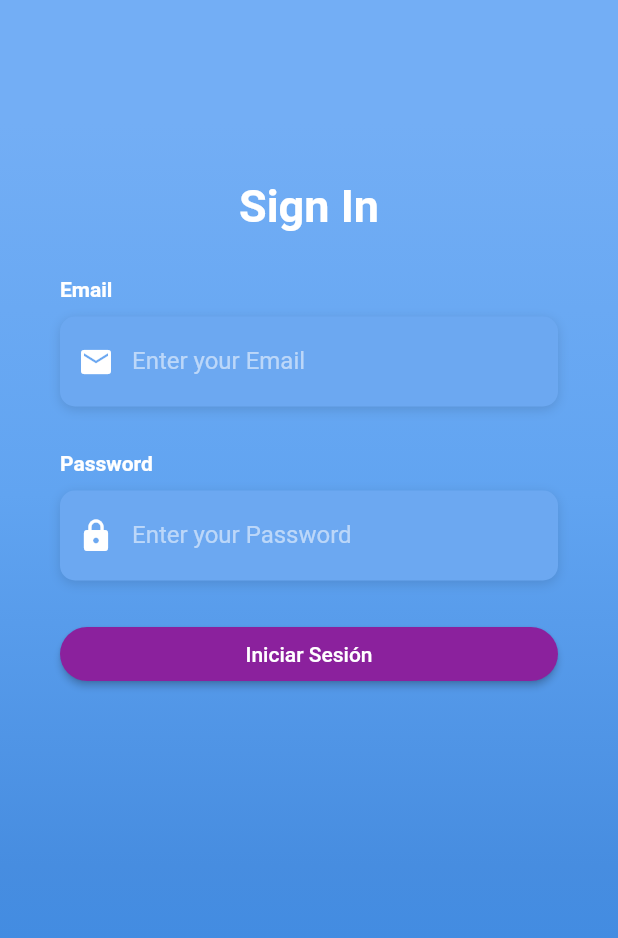
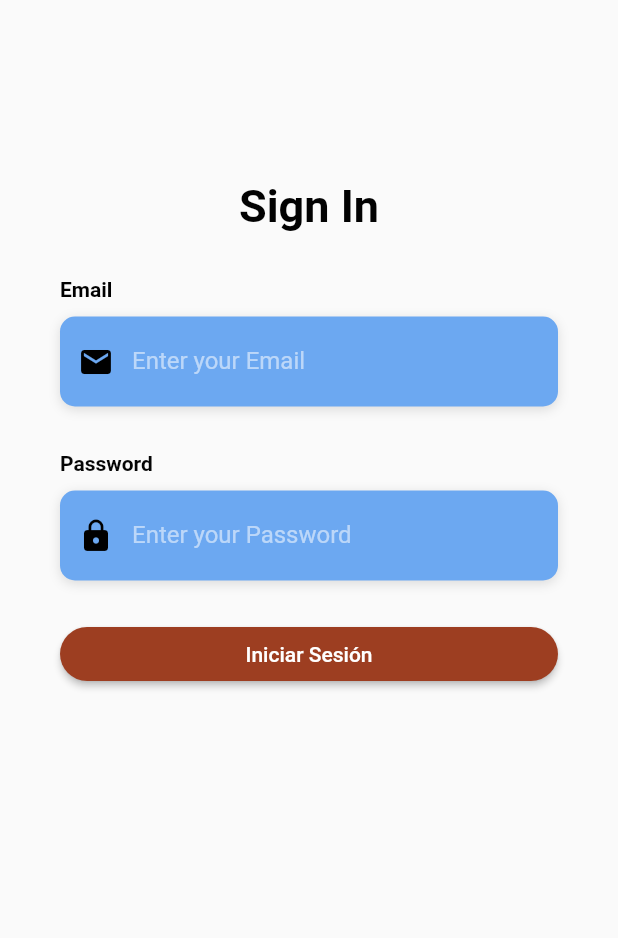
Before and after one commit to Camila-Negron/practica1, a Flutter app: the screen it shows after launch, on a phone screen of 412 x 824 dp. Shown: the top 938 px of the screen. Run offline on Flutter 3.47's test engine with Material 2 defaults, Android fonts, the phone set to English and light mode, and no system bars; Roboto replaces fonts that are missing (OpenSans).

```diff
--- a/lib/login.dart
+++ b/lib/login.dart
@@ -18,7 +18,7 @@ class _LoginScreenState extends State<LoginScreen> {
         Text(
           'Email',
           style: TextStyle(
-            color: Colors.white,
+            color: Color.fromARGB(255, 0, 0, 0),
             fontWeight: FontWeight.bold,
             fontFamily: 'OpenSans',
           ),
@@ -41,7 +41,7 @@ class _LoginScreenState extends State<LoginScreen> {
           child: TextField(
             keyboardType: TextInputType.emailAddress,
             style: TextStyle(
-              color: Colors.white,
+              color: Color.fromARGB(255, 0, 0, 0),
               fontFamily: 'OpenSans',
             ),
             decoration: InputDecoration(
@@ -49,7 +49,7 @@ class _LoginScreenState extends State<LoginScreen> {
               contentPadding: EdgeInsets.only(top: 14.0),
               prefixIcon: Icon(
                 Icons.email,
-                color: Colors.white,
+                color: Color.fromARGB(255, 0, 0, 0),
               ),
               hintText: 'Enter your Email',
               hintStyle: TextStyle(
@@ -70,7 +70,7 @@ class _LoginScreenState extends State<LoginScreen> {
         Text(
           'Password',
           style: TextStyle(
-            color: Colors.white,
+            color: Color.fromARGB(255, 5, 5, 5),
             fontWeight: FontWeight.bold,
             fontFamily: 'OpenSans',
           ),
@@ -93,7 +93,7 @@ class _LoginScreenState extends State<LoginScreen> {
           child: TextField(
             obscureText: true,
             style: TextStyle(
-              color: Colors.white,
+              color: Color.fromARGB(255, 0, 0, 0),
               fontFamily: 'OpenSans',
             ),
             decoration: InputDecoration(
@@ -101,7 +101,7 @@ class _LoginScreenState extends State<LoginScreen> {
               contentPadding: EdgeInsets.only(top: 14.0),
               prefixIcon: Icon(
                 Icons.lock,
-                color: Colors.white,
+                color: Color.fromARGB(255, 0, 0, 0),
               ),
               hintText: 'Enter your Password',
               hintStyle: TextStyle(
@@ -128,7 +128,7 @@ class _LoginScreenState extends State<LoginScreen> {
         },
         child: Text('Iniciar Sesión'),
         style: ElevatedButton.styleFrom(
-          primary: Color.fromARGB(255, 139, 33, 157),
+          primary: Color.fromARGB(255, 157, 62, 33),
           shape: RoundedRectangleBorder(
             borderRadius: BorderRadius.circular(20),
           ),
@@ -154,10 +154,7 @@ class _LoginScreenState extends State<LoginScreen> {
                     begin: Alignment.topCenter,
                     end: Alignment.bottomCenter,
                     colors: [
-                      Color(0xFF73AEF5),
-                      Color(0xFF61A4F1),
-                      Color(0xFF478DE0),
-                      Color(0xFF398AE5),
+                      Color.fromARGB(255, 255, 255, 255),
                     ],
                     stops: [0.1, 0.4, 0.7, 0.9],
                   ),
@@ -177,7 +174,7 @@ class _LoginScreenState extends State<LoginScreen> {
                       Text(
                         'Sign In',
                         style: TextStyle(
-                          color: Colors.white,
+                          color: Color.fromARGB(255, 2, 2, 2),
                           fontFamily: 'OpenSans',
                           fontSize: 30.0,
                           fontWeight: FontWeight.bold,
```
Also changed, not shown: lib/formulario.dart (+7 -5 lines), lib/lista.dart (+17 -2 lines).
